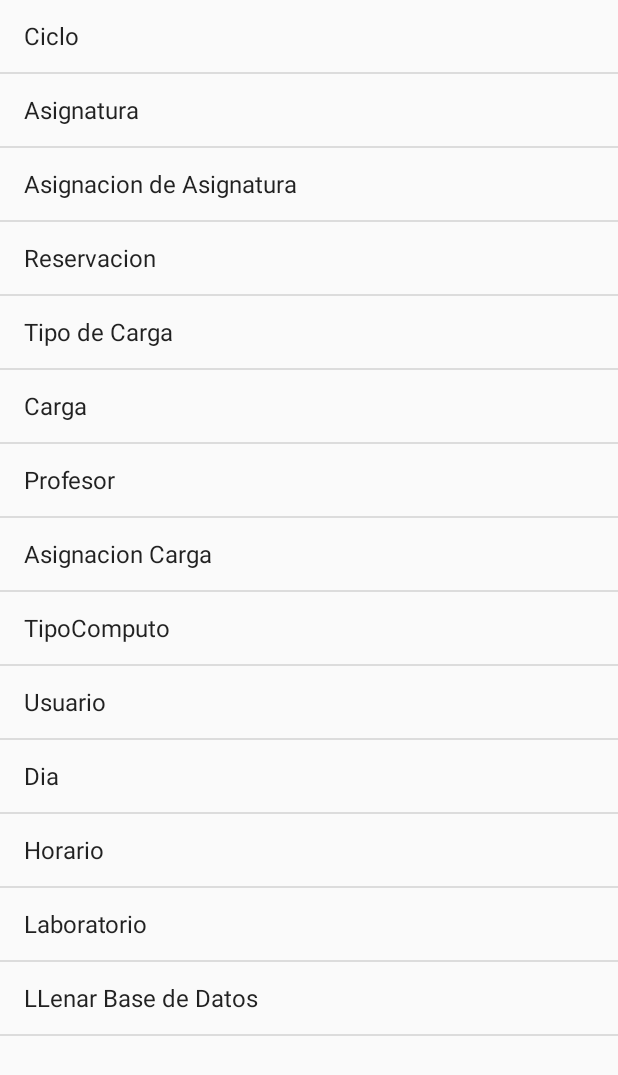
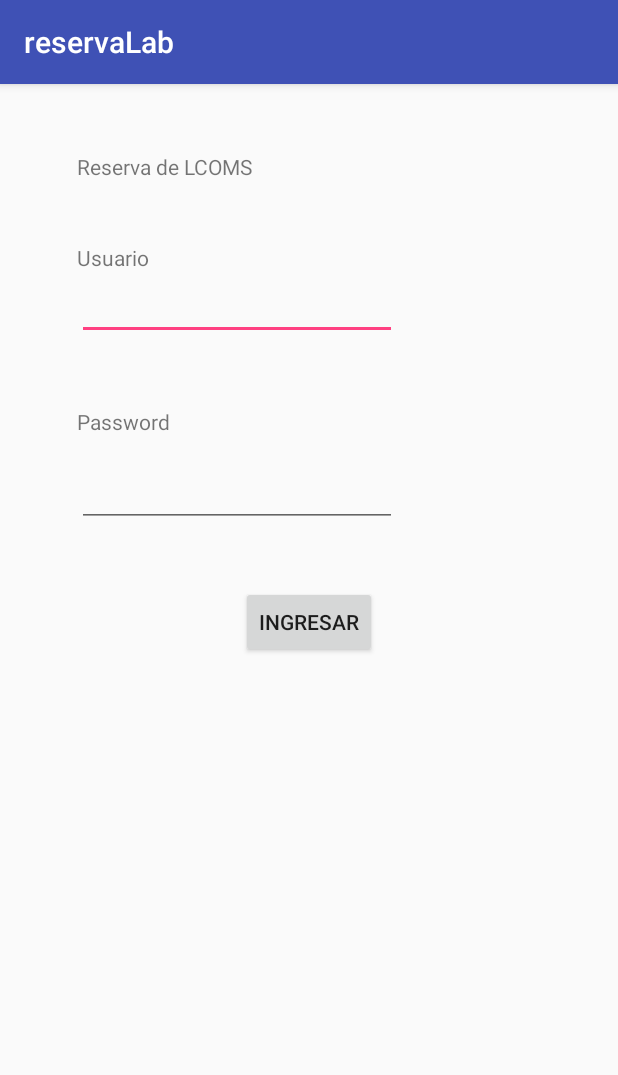
Before and after one commit to VeronicaC8/reservaLab, an Android app: the screen it shows after launch (MainActivity before the commit, LoginActivity after it), on a phone screen of 412 x 824 dp. Shown: the top 1075 px of the screen. Run offline under Robolectric (Android 15) with nearby library versions, the phone set to English and light mode, and no system bars.

Commit message:
login y crud usuario completo
ya funcional login t crud usuario

```diff
--- a/app/src/main/AndroidManifest.xml
+++ b/app/src/main/AndroidManifest.xml
@@ -9,7 +9,7 @@
         android:roundIcon="@mipmap/ic_launcher_round"
         android:supportsRtl="true"
         android:theme="@style/AppTheme">
-        <activity android:name=".MainActivity">
+        <activity android:name=".LoginActivity">
             <intent-filter>
                 <action android:name="android.intent.action.MAIN" />
 
@@ -82,7 +82,7 @@
         <activity android:name=".DiaEliminarActivity" />
         <activity android:name=".DiaInsertarActivity" />
         <activity android:name=".Main2Activity" />
-        <activity android:name=".LoginActivity"></activity>
+        <activity android:name=".MainActivity"></activity>
     </application>
 
 </manifest>
--- a/app/src/main/java/com/example/oscar/reservalab/LoginActivity.java
+++ b/app/src/main/java/com/example/oscar/reservalab/LoginActivity.java
@@ -1,13 +1,54 @@
 package com.example.oscar.reservalab;
 
+import android.content.Intent;
+import android.database.Cursor;
 import android.support.v7.app.AppCompatActivity;
 import android.os.Bundle;
+import android.view.View;
+import android.widget.EditText;
+import android.widget.Toast;
 
 public class LoginActivity extends AppCompatActivity {
+
+    ControlBDReservacionLab helper;
+    ControlBDReservacionLab BDhelper;
+    EditText et1,et2,et3;
+    private Cursor fila;
+
 
     @Override
     protected void onCreate(Bundle savedInstanceState) {
         super.onCreate(savedInstanceState);
         setContentView(R.layout.activity_login);
+        helper = new ControlBDReservacionLab(this);
+        et1=findViewById(R.id.etusu);
+        et2=findViewById(R.id.etcon);
+        BDhelper=new ControlBDReservacionLab(this);
+
+    }
+    public void llenarBase(){
+        BDhelper=new ControlBDReservacionLab(this);
+        BDhelper.abrir();
+        BDhelper.llenarBDReservacionLab();
+        BDhelper.cerrar();
+    }
+    public void ingresar(View v){
+        helper.abrir();
+        Usuario usuario =helper.consultarLog(et1.getText().toString(),et2.getText().toString());
+        helper.cerrar();
+        if(usuario == null)
+            Toast.makeText(this, "Usuario  " + et1.getText().toString() + " no encontrado", Toast.LENGTH_LONG).show();
+        else{
+            if(usuario.getIdaccesoUsuario() ==0) {
+                Intent ven = new Intent(this, MainActivity.class);
+                Toast.makeText(this, "Usuario  " + et1.getText().toString() + " Administrador", Toast.LENGTH_LONG).show();
+
+                startActivity(ven);
+            }else {
+                Intent ven = new Intent(this, Main2Activity.class);
+                startActivity(ven);
+                Toast.makeText(this, "Usuario  " + et1.getText().toString() + " profesor", Toast.LENGTH_LONG).show();
+            }
+        }
     }
 }
--- a/app/src/main/res/layout/activity_login.xml
+++ b/app/src/main/res/layout/activity_login.xml
@@ -1,9 +1,77 @@
 <?xml version="1.0" encoding="utf-8"?>
-<android.support.constraint.ConstraintLayout xmlns:android="http://schemas.android.com/apk/res/android"
+<RelativeLayout xmlns:android="http://schemas.android.com/apk/res/android"
     xmlns:app="http://schemas.android.com/apk/res-auto"
     xmlns:tools="http://schemas.android.com/tools"
     android:layout_width="match_parent"
     android:layout_height="match_parent"
     tools:context="com.example.oscar.reservalab.LoginActivity">
 
-</android.support.constraint.ConstraintLayout>
+
+    <TextView
+        android:id="@+id/textView2"
+        android:layout_width="wrap_content"
+        android:layout_height="wrap_content"
+        android:layout_alignEnd="@+id/etusu"
+        android:layout_alignParentTop="true"
+        android:layout_alignStart="@+id/textView3"
+        android:layout_marginTop="45dp"
+        android:text="Reserva de LCOMS" />
+
+    <TextView
+        android:id="@+id/textView3"
+        android:layout_width="wrap_content"
+        android:layout_height="wrap_content"
+        android:layout_alignParentStart="true"
+        android:layout_below="@+id/textView2"
+        android:layout_marginStart="51dp"
+        android:layout_marginTop="41dp"
+        android:text="Usuario" />
+
+    <TextView
+        android:id="@+id/textView4"
+        android:layout_width="wrap_content"
+        android:layout_height="wrap_content"
+        android:layout_alignStart="@+id/textView3"
+        android:layout_below="@+id/textView3"
+        android:layout_marginTop="90dp"
+        android:text="Password" />
+
+    <EditText
+        android:id="@+id/etusu"
+        android:layout_width="wrap_content"
+        android:layout_height="wrap_content"
+        android:layout_alignStart="@+id/textView3"
+        android:layout_below="@+id/textView3"
+        android:ems="10"
+        android:inputType="textPersonName" />
+
+    <EditText
+        android:id="@+id/etcon"
+        android:layout_width="wrap_content"
+        android:layout_height="wrap_content"
+        android:layout_alignStart="@+id/textView4"
+        android:layout_below="@+id/textView4"
+        android:layout_marginTop="15dp"
+        android:ems="10"
+        android:inputType="textPassword" />
+
+    <Button
+        android:id="@+id/button"
+        android:onClick="ingresar"
+        android:layout_width="wrap_content"
+        android:layout_height="wrap_content"
+        android:layout_below="@+id/etcon"
+        android:layout_centerHorizontal="true"
+        android:layout_marginTop="39dp"
+        android:text="Ingresar" />
+
+  <!--  <Button
+        android:layout_width="wrap_content"
+        android:layout_height="wrap_content"
+        android:layout_alignParentBottom="true"
+        android:layout_alignParentEnd="true"
+        android:onClick="llenarBase"
+        android:text="@string/llenar" />
+
+-->
+</RelativeLayout>
--- a/app/src/main/res/values/strings.xml
+++ b/app/src/main/res/values/strings.xml
@@ -31,6 +31,7 @@
     <string name="consultar">Consultar</string>
     <string name="opciones">Opciones</string>
     <string name="insertar">Insertar</string>
+    <string name="llenar">llenar</string>
     --CICLO--
 
     --Asignatura--
```
Also changed, not shown: app/src/main/java/com/example/oscar/reservalab/ControlBDReservacionLab.java (+22 -6 lines), app/src/main/java/com/example/oscar/reservalab/Main2Activity.java (line endings or trailing spaces).
